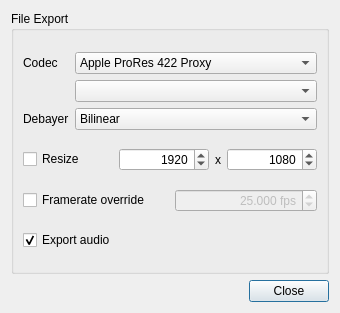
Old version of the form platform/qt/ExportSettingsDialog.ui in the repository ilia3101/MLV-App.
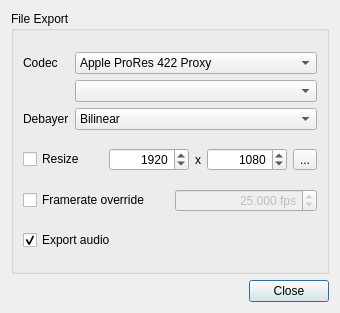
New version of the form. Icons and pictures are not drawn.

Commit message: QtApp: added export resize calc auto height

Diff of the .ui file:
```diff
--- a/platform/qt/ExportSettingsDialog.ui
+++ b/platform/qt/ExportSettingsDialog.ui
@@ -195,6 +195,20 @@
           </property>
          </widget>
         </item>
+        <item>
+         <widget class="QToolButton" name="toolButtonLockHeight">
+          <property name="text">
+           <string>...</string>
+          </property>
+          <property name="icon">
+           <iconset resource="ressources.qrc">
+            <normaloff>:/RetinaIMG/RetinaIMG/Actions-document-decrypt-icon.png</normaloff>:/RetinaIMG/RetinaIMG/Actions-document-decrypt-icon.png</iconset>
+          </property>
+          <property name="checkable">
+           <bool>true</bool>
+          </property>
+         </widget>
+        </item>
        </layout>
       </item>
       <item row="2" column="0">
```
Left out of the diff: 4 changed lines with no effect on the pictures. The commit also changes 7 other files.
